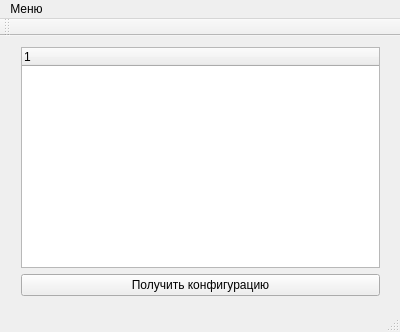
Qt form mainwindow.ui (LainaM/cw_psoib) before a commit.
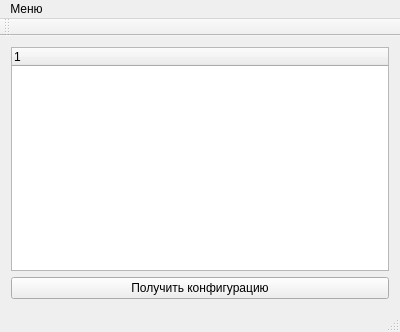
The same form after that commit. Icons and pictures are not drawn.

Commit message: Полноэкранное отображение

The edit to the form file:
```diff
--- a/mainwindow.ui
+++ b/mainwindow.ui
@@ -20,15 +20,8 @@
    <string>MainWindow</string>
   </property>
   <widget class="QWidget" name="centralWidget">
-   <widget class="QWidget" name="layoutWidget">
-    <property name="geometry">
-     <rect>
-      <x>10</x>
-      <y>0</y>
-      <width>381</width>
-      <height>271</height>
-     </rect>
-    </property>
+   <layout class="QVBoxLayout" name="verticalLayout_2">
+    <item>
     <layout class="QVBoxLayout" name="verticalLayout">
      <item>
       <widget class="QTreeWidget" name="treeWidget">
@@ -50,7 +43,8 @@
       </widget>
      </item>
     </layout>
-   </widget>
+    </item>
+   </layout>
   </widget>
   <widget class="QMenuBar" name="menuBar">
    <property name="geometry">
```
Lines whose indentation alone changed are shown as unchanged. The commit also changes 1 other file.
